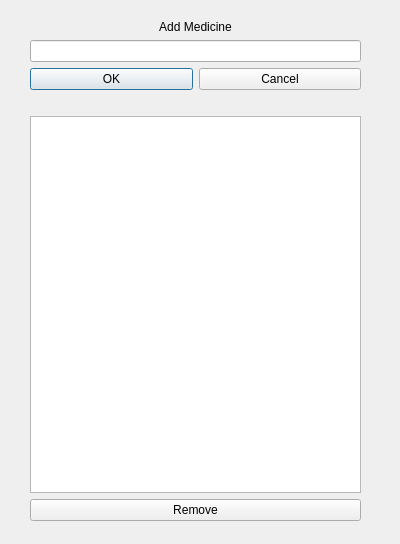
Before: the Qt Designer form addmedicine.ui in luigiacuna/UB-GUI-OOP-Final-Project, drawn with Qt 5.
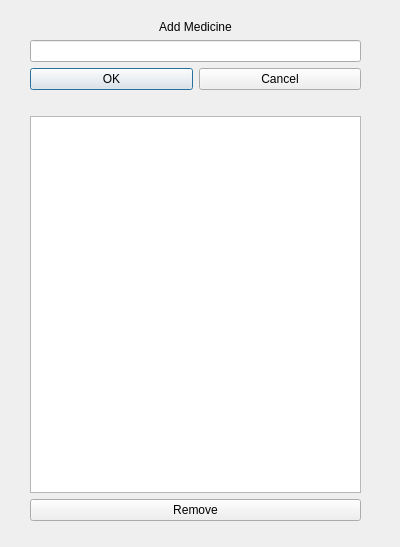
After: the same form once the commit is applied. Icons and pictures are not drawn.

Patch:
```diff
--- a/addmedicine.ui
+++ b/addmedicine.ui
@@ -7,7 +7,7 @@
     <x>0</x>
     <y>0</y>
     <width>400</width>
-    <height>544</height>
+    <height>547</height>
    </rect>
   </property>
   <property name="windowTitle">
```
Left out of the diff: 2 changed lines with no effect on the pictures.
